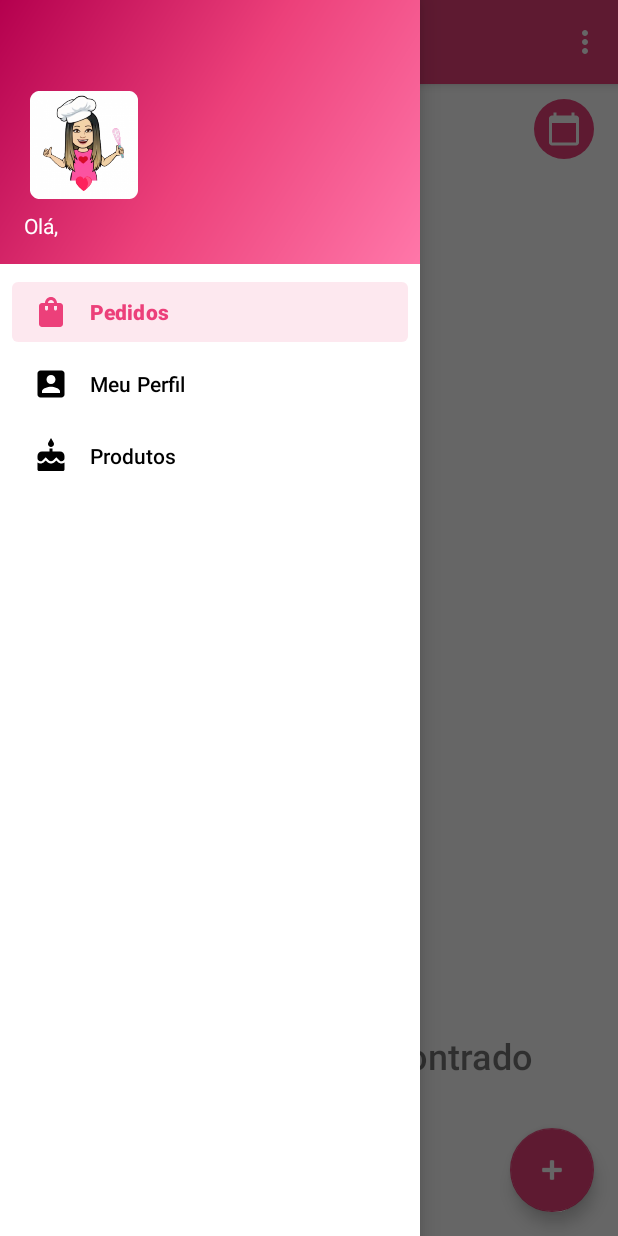
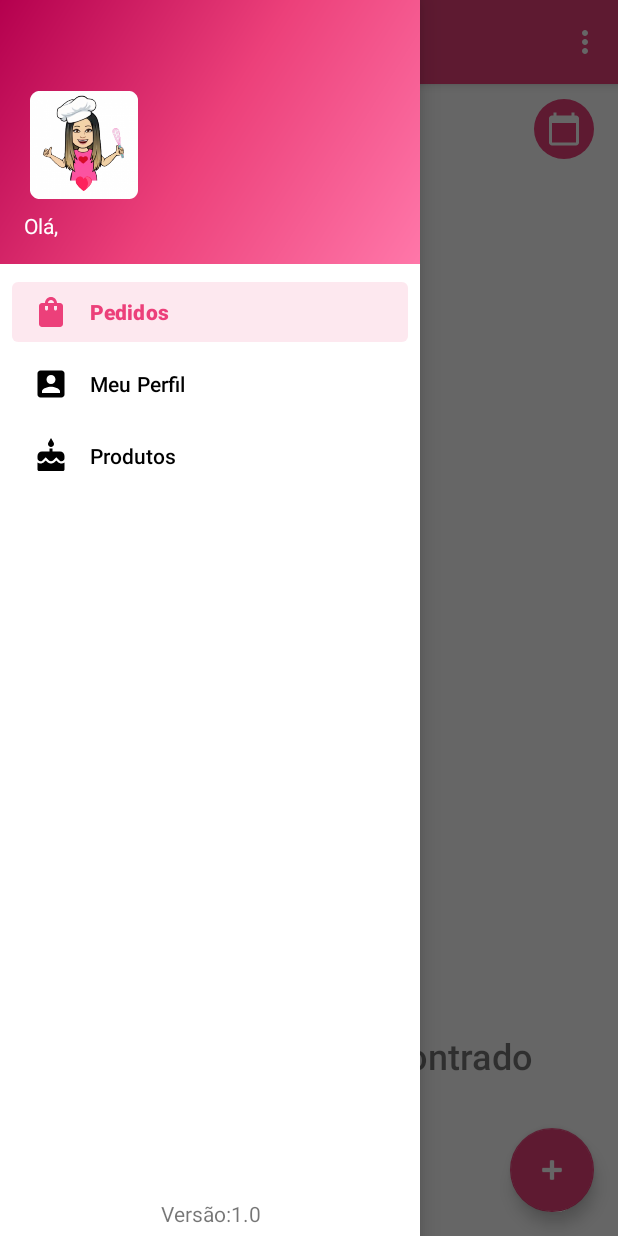
Before and after one commit to MateusAndreatta/GabriellasBrigadeiria, an Android app: the screen it shows after launch once a user with an empty profile is signed in (MainActivity), with the side drawer open, on a phone screen of 412 x 824 dp. Run offline under Robolectric (Android 15) with nearby library versions, the phone set to English and light mode, and no system bars; our stand-ins replace Firebase (no records; nobody signed in at launch, a user with empty details on screens opened directly), Picasso, navigation-ui; pictures from the network do not load.

Commit message:
Bug with context on products adapter fixed Bug with new order without products on database fixed Add Footer for app version name in nav drawer

```diff
--- a/app/src/main/java/com/mateusandreatta/gabriellasbrigadeiria/MainActivity.java
+++ b/app/src/main/java/com/mateusandreatta/gabriellasbrigadeiria/MainActivity.java
@@ -5,6 +5,7 @@ import android.os.Bundle;
 import android.util.Log;
 import android.view.Menu;
 import android.view.MenuItem;
+import android.view.View;
 import android.widget.ImageView;
 import android.widget.TextView;
 
@@ -61,6 +62,8 @@ public class MainActivity extends AppCompatActivity {
         NavController navController = Navigation.findNavController(this, R.id.nav_host_fragment_content_main);
         NavigationUI.setupActionBarWithNavController(this, navController, mAppBarConfiguration);
         NavigationUI.setupWithNavController(navigationView, navController);
+        TextView textViewFooter = binding.getRoot().findViewById(R.id.footer_item_app_version);
+        textViewFooter.setText(getString(R.string.app_version_prefix) + BuildConfig.VERSION_NAME);
     }
 
     @Override
@@ -111,8 +114,7 @@ public class MainActivity extends AppCompatActivity {
             if(firebaseUser.getPhotoUrl() != null){
                 ImageView imageView = (ImageView) binding.navView.getHeaderView(0).findViewById(R.id.imageView);
                 Picasso.get().load(firebaseUser.getPhotoUrl()).transform(new CircleTransform()).placeholder(R.mipmap.ic_launcher_round).error(R.mipmap.ic_launcher_round).into(imageView);
-//            Picasso.get().load(firebaseUser.getPhotoUrl()).transform(new RoundedCornersTransformation(150,50, RoundedCornersTransformation.CornerType.ALL)).placeholder(R.mipmap.ic_launcher_round).error(R.mipmap.ic_launcher_round).into(imageView);
-                Log.i("TAG-MainActivity", "Photo changed");
+               Log.i("TAG-MainActivity", "Photo changed");
             }
         }
     }
--- a/app/src/main/java/com/mateusandreatta/gabriellasbrigadeiria/Utils/BrPhoneNumberFormatter.java
+++ b/app/src/main/java/com/mateusandreatta/gabriellasbrigadeiria/Utils/BrPhoneNumberFormatter.java
@@ -39,7 +39,7 @@ public class BrPhoneNumberFormatter implements TextWatcher {
     @Override
     public void onTextChanged(CharSequence s, int start, int before,
                               int count) {
-        // TODO: Do nothing
+
     }
 
     @Override
--- a/app/src/main/java/com/mateusandreatta/gabriellasbrigadeiria/ui/order/OrderFragment.java
+++ b/app/src/main/java/com/mateusandreatta/gabriellasbrigadeiria/ui/order/OrderFragment.java
@@ -112,7 +112,6 @@ public class OrderFragment extends Fragment {
                 alert.setTitle(order.getClient().getName() != null ? "Pedido de: " + order.getClient().getName() : "Alterar pedido");
                 alert.setMessage("O que deseja fazer?");
 
-
                 alert.setPositiveButton("Editar", (dialog, whichButton) -> {
                     Intent intent = new Intent(getContext(), NewOrderActivity.class);
                     intent.putExtra("order", order);
@@ -154,7 +153,6 @@ public class OrderFragment extends Fragment {
             public boolean onMove(RecyclerView recyclerView,
                                   RecyclerView.ViewHolder viewHolder,
                                   RecyclerView.ViewHolder target) {
-                Log.d(TAG,"onMove");
                 return false;
             }
 
--- a/app/src/main/res/layout/activity_main.xml
+++ b/app/src/main/res/layout/activity_main.xml
@@ -21,5 +21,22 @@
         android:layout_gravity="start"
         android:fitsSystemWindows="true"
         app:headerLayout="@layout/nav_header_main"
-        app:menu="@menu/activity_main_drawer" />
+        app:menu="@menu/activity_main_drawer">
+
+        <LinearLayout
+            android:layout_width="match_parent"
+            android:layout_height="wrap_content"
+            android:layout_gravity="bottom"
+            android:clickable="true"
+            android:orientation="vertical">
+
+            <TextView
+                android:id="@+id/footer_item_app_version"
+                android:layout_width="match_parent"
+                android:layout_height="30dp"
+                android:gravity="center"
+                android:text="APP_VERSION" />
+        </LinearLayout>
+
+    </com.google.android.material.navigation.NavigationView>
 </androidx.drawerlayout.widget.DrawerLayout>
--- a/app/src/main/res/values/strings.xml
+++ b/app/src/main/res/values/strings.xml
@@ -32,6 +32,7 @@
     <string name="menu_statistics">Estatisticas</string>
     <string name="menu_profile">Meu Perfil</string>
     <string name="menu_delivery">Entregas</string>
+    <string name="menu_edit_order">Editar pedido</string>
 
     <!-- Toasts -->
     <string name="toast_info_saved_success">Informações salvas com sucesso!</string>
@@ -48,11 +49,13 @@
     <!-- Tabs -->
     <string name="tab_text_1">Pedido</string>
     <string name="tab_text_2">Cliente</string>
+
     <string name="item_view_time">Horário retirada: </string>
     <string name="item_view_time_delivery">Horário entrega: </string>
     <string name="item_view_total">Total: </string>
     <string name="item_view_delivery">Entrega: </string>
     <string name="item_view_order">Pedido: </string>
-    <string name="menu_edit_order">Editar pedido</string>
+
     <string name="item_view_details">Observações: </string>
+    <string name="app_version_prefix">Versão: </string>
 </resources>
```
Also changed, not shown: app/src/main/java/com/mateusandreatta/gabriellasbrigadeiria/ui/newOrder/NewOrderInfoFragment.java (+6 -2 lines), app/src/main/java/com/mateusandreatta/gabriellasbrigadeiria/ui/product/ProductFragment.java (+15 -5 lines).
